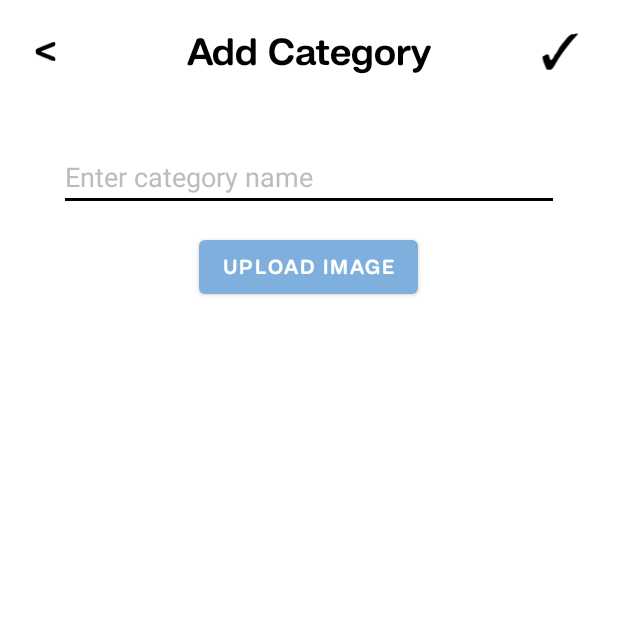
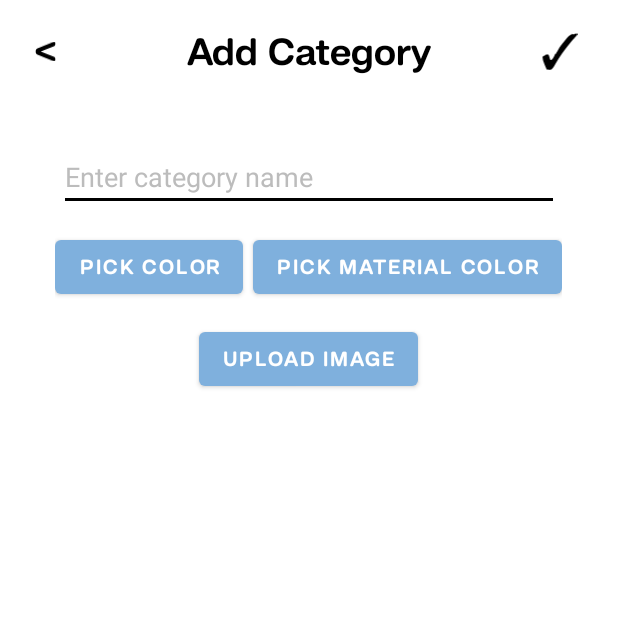
Before and after one commit to kidd28/Laya, an Android app: the AddCategory screen opened directly, with no data from a screen before it, on a phone screen of 412 x 824 dp, the top half of it. Run offline under Robolectric (Android 15) with nearby library versions, the phone set to English and light mode, and no system bars; our stand-ins replace Firebase (no records; nobody signed in at launch, a user with empty details on screens opened directly), sdp/ssp sizes; libraries missing offline, so code that uses them is left out: com.github.dhaval2404.colorpicker.

```diff
--- a/app/build.gradle
+++ b/app/build.gradle
@@ -90,6 +90,9 @@ dependencies {
 
     implementation 'com.chaos.view:pinview:1.4.4'
 
+    implementation 'com.github.Dhaval2404:ColorPicker:2.3'
+
+
 
 
 }
--- a/app/src/main/java/com/capstone/laya/Adapter/CategoriesAdapter.java
+++ b/app/src/main/java/com/capstone/laya/Adapter/CategoriesAdapter.java
@@ -2,6 +2,7 @@ package com.capstone.laya.Adapter;
 
 import android.app.Activity;
 import android.content.Context;
+import android.graphics.Color;
 import android.os.Bundle;
 import android.view.LayoutInflater;
 import android.view.View;
@@ -46,8 +47,12 @@ public class CategoriesAdapter extends RecyclerView.Adapter<CategoriesAdapter.Ho
         CategoriesModel categoriesModel = categoriesModels.get(position);
         String category = categoriesModel.getCategory();
         String img = categoriesModel.getImageLink();
+        String color = categoriesModel.getColor();
 
+
+        System.out.println(color);
         holder.text.setText(category);
+        holder.card.setCardBackgroundColor(Color.parseColor(color));
         Glide.with(context).load(img).centerCrop().into(holder.img);
         holder.card.setOnClickListener(new View.OnClickListener() {
             @Override
@@ -78,7 +83,6 @@ public class CategoriesAdapter extends RecyclerView.Adapter<CategoriesAdapter.Ho
 
         public HolderAdapter(@NonNull View itemView) {
             super(itemView);
-
             img = itemView.findViewById(R.id.img);
             text = itemView.findViewById(R.id.name);
             card = itemView.findViewById(R.id.card);
--- a/app/src/main/java/com/capstone/laya/AddCategory.java
+++ b/app/src/main/java/com/capstone/laya/AddCategory.java
@@ -4,6 +4,7 @@ import android.Manifest;
 import android.app.ProgressDialog;
 import android.content.Intent;
 import android.graphics.Bitmap;
+import android.graphics.Color;
 import android.net.Uri;
 import android.os.Bundle;
 import android.provider.MediaStore;
@@ -16,6 +17,11 @@ import android.widget.Toast;
 import androidx.annotation.NonNull;
 import androidx.appcompat.app.AppCompatActivity;
 
+import com.github.dhaval2404.colorpicker.ColorPickerDialog;
+import com.github.dhaval2404.colorpicker.MaterialColorPickerDialog;
+import com.github.dhaval2404.colorpicker.listener.ColorListener;
+import com.github.dhaval2404.colorpicker.model.ColorShape;
+import com.github.dhaval2404.colorpicker.model.ColorSwatch;
 import com.google.android.gms.tasks.OnFailureListener;
 import com.google.android.gms.tasks.OnSuccessListener;
 import com.google.android.gms.tasks.Task;
@@ -28,13 +34,15 @@ import com.google.firebase.storage.OnProgressListener;
 import com.google.firebase.storage.StorageReference;
 import com.google.firebase.storage.UploadTask;
 
+import org.jetbrains.annotations.NotNull;
+
 import java.io.IOException;
 import java.util.HashMap;
 import java.util.UUID;
 
 public class AddCategory extends AppCompatActivity {
 
-    Button uploadImg;
+    Button uploadImg,colorPicker, materialColor;
     EditText categoryName;
     ImageView image, upload, back;
     private final int PICK_IMAGE_REQUEST = 22;
@@ -45,7 +53,7 @@ public class AddCategory extends AppCompatActivity {
 
     FirebaseStorage storage;
     StorageReference storageReference;
-    String categoryname;
+    String categoryname, Selectedcolor;
 
     FirebaseUser user;
 
@@ -59,6 +67,8 @@ public class AddCategory extends AppCompatActivity {
         categoryName = findViewById(R.id.EditText);
         image = findViewById(R.id.CatgoryImage);
         back = findViewById(R.id.back);
+        colorPicker = findViewById(R.id.colorPicker);
+        materialColor = findViewById(R.id.materialColor);
 
 
         storage = FirebaseStorage.getInstance();
@@ -91,6 +101,43 @@ public class AddCategory extends AppCompatActivity {
             }
         });
 
+
+        colorPicker.setOnClickListener(new View.OnClickListener() {
+            @Override
+            public void onClick(View view) {
+                new ColorPickerDialog
+                        .Builder(AddCategory.this)
+                        .setTitle("Pick Color")
+                        .setColorShape(ColorShape.SQAURE)
+                        .setDefaultColor(R.color.white)
+                        .setColorListener(new ColorListener() {
+                            @Override
+                            public void onColorSelected(int color, @NotNull String colorHex) {
+                                Selectedcolor = colorHex; // Handle Color Selection
+                            }
+                        })
+                        .show();
+            }
+        });
+
+        materialColor.setOnClickListener(new View.OnClickListener() {
+            @Override
+            public void onClick(View view) {
+                new MaterialColorPickerDialog
+                        .Builder(AddCategory.this)
+                        .setTitle("Pick Color")
+                        .setColorShape(ColorShape.SQAURE)
+                        .setColorSwatch(ColorSwatch._300)
+                        .setDefaultColor(R.color.white)
+                        .setColorListener(new ColorListener() {
+                            @Override
+                            public void onColorSelected(int color, @NotNull String colorHex) {
+                                Selectedcolor = colorHex;
+                            }
+                        })
+                        .show();
+            }
+        });
     }
 
     private void SelectImage() {
@@ -147,6 +194,7 @@ public class AddCategory extends AppCompatActivity {
                                         HashMap<String, Object> hashMap = new HashMap<>();
                                         hashMap.put("Category", categoryName);
                                         hashMap.put("ImageLink", downloadUri);
+                                        hashMap.put("Color", Selectedcolor);
                                         reference.child(categoryName).setValue(hashMap).addOnSuccessListener(new OnSuccessListener<Void>() {
                                             @Override
                                             public void onSuccess(Void unused) {
--- a/app/src/main/res/layout/activity_add_category.xml
+++ b/app/src/main/res/layout/activity_add_category.xml
@@ -22,7 +22,6 @@
             android:layout_height="@dimen/_11sdp"
             android:layout_marginLeft="@dimen/_18sdp"
             android:src="@drawable/back"/>
-
         <TextView
             android:layout_gravity="center"
             android:id="@+id/tv"
@@ -63,6 +62,28 @@
             android:layout_marginEnd="@dimen/_30sdp"
             android:hint="Enter category name" />
 
+        <LinearLayout
+            android:layout_width="wrap_content"
+            android:layout_height="wrap_content"
+            android:orientation="horizontal">
+
+            <Button
+                android:id="@+id/colorPicker"
+                android:layout_width="wrap_content"
+                android:layout_height="wrap_content"
+                android:text="Pick Color"
+                android:layout_marginTop="@dimen/_10sdp"
+                android:layout_marginRight="@dimen/_5sdp"
+                android:fontFamily="@font/handosoftbold" />
+            <Button
+            android:id="@+id/materialColor"
+            android:layout_width="wrap_content"
+            android:layout_height="wrap_content"
+            android:text="Pick Material Color"
+            android:layout_marginTop="@dimen/_10sdp"
+            android:fontFamily="@font/handosoftbold" />
+        </LinearLayout>
+
         <Button
             android:id="@+id/uploadImage"
             android:layout_width="wrap_content"
--- a/app/src/main/res/layout/fragment_audio.xml
+++ b/app/src/main/res/layout/fragment_audio.xml
@@ -4,8 +4,8 @@
     xmlns:tools="http://schemas.android.com/tools"
     android:layout_width="match_parent"
     android:layout_height="match_parent"
+    android:id="@+id/bg"
     android:background="@drawable/topleft_topright_radius"
-    android:backgroundTint="#F4F5F6"
     tools:context=".fragments.AudioFragment">
 
 
```
Also changed, not shown: app/src/main/java/com/capstone/laya/EditCategory.java (+48 -2 lines), app/src/main/java/com/capstone/laya/Model/CategoriesModel.java (+11 -2 lines), app/src/main/java/com/capstone/laya/fragments/AudioFragment.java (+46 -4 lines), app/src/main/java/com/capstone/laya/fragments/CategoryFragment.java (+6 -3 lines), app/src/main/res/layout/activity_edit_category.xml (+22 -0 lines).
